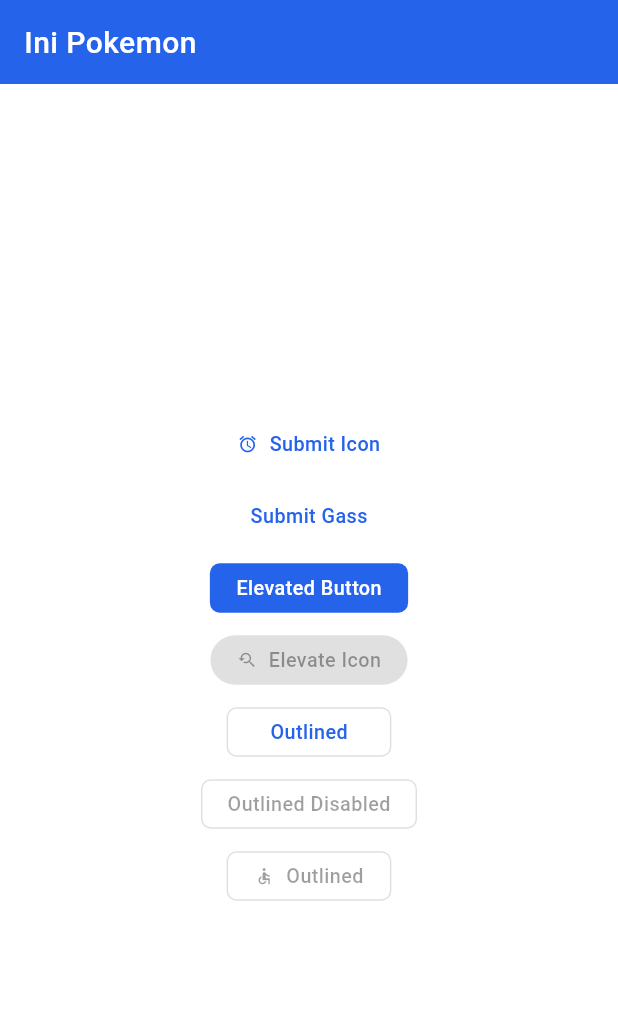
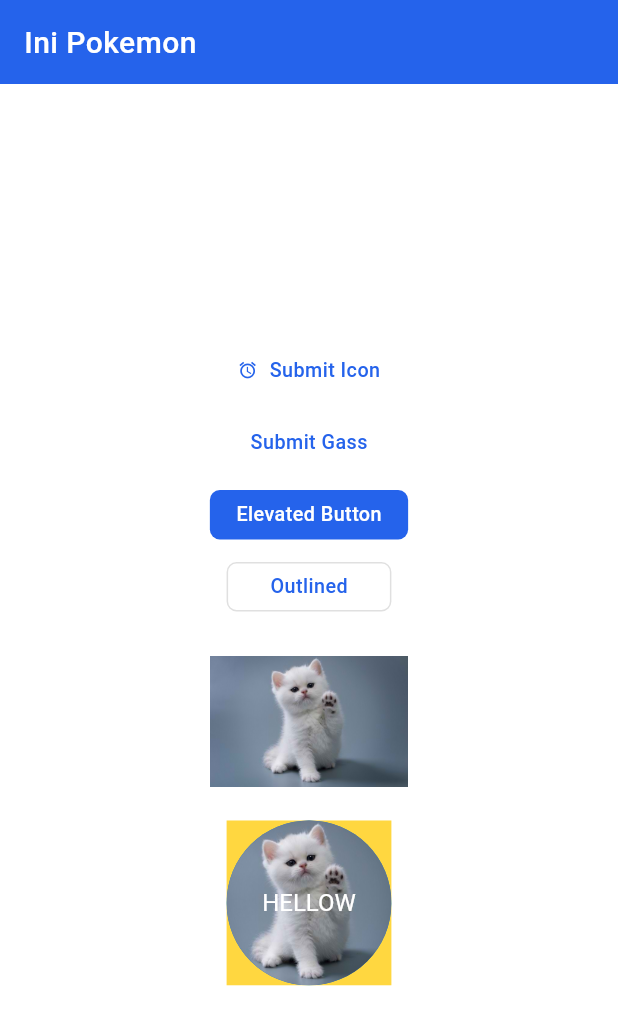
Before and after one commit to rogersovich/flutter_pokemon_pokedex, a Flutter app: the screen it shows after launch, on a phone screen of 412 x 824 dp. Shown: the top 1025 px of the screen. Run offline on Flutter 3.47's test engine with Material 2 defaults, Android fonts, the phone set to English and light mode, and no system bars; our stand-ins replace hexcolor; Roboto replaces fonts that are missing (Roboto-Regular).

Commit message:
[UPDATE] Widget Image and avatar

```diff
--- a/lib/features/pokedex/screens/pokedex_body.dart
+++ b/lib/features/pokedex/screens/pokedex_body.dart
@@ -27,15 +27,10 @@ class _PokedexBodyState extends State<PokedexBody> {
           ),
           buildTextButton(context, 'Submit Gass', onPressed: () {}),
           buildElevatedButton(context, 'Elevated Button', onPressed: () {}),
-          buildElevatedButton(context, 'Elevate Icon',
-              icon: Icons.youtube_searched_for,
-              rounded: 12,
-              bgColor: Colors.red,
-              onPressed: null),
           buildOutlinedButton(context, 'Outlined', onPressed: () {}),
-          buildOutlinedButton(context, 'Outlined Disabled', onPressed: null),
-          buildOutlinedButton(context, 'Outlined',
-              icon: Icons.accessible_sharp, onPressed: null),
+          buildImages(context, 'assets/images/kucing.jpg',
+              width: 60, height: 60, rounded: 8),
+          buildAvatar(context, 'assets/images/kucing.jpg', title: 'HELLOW')
         ],
       ),
     );
--- a/lib/utils/widget_util.dart
+++ b/lib/utils/widget_util.dart
@@ -12,16 +12,42 @@ Text builTextNormal(BuildContext context, String text,
           fontSize: getProportionateScreenHeight(context, fontSize)));
 }
 
-Image buildImages(BuildContext context, String url,
-    {double width = 50, double height = 50}) {
+//* IMAGE
+Widget buildImages(BuildContext context, String url,
+    {double width = 50,
+    double height = 50,
+    BoxFit fit = BoxFit.contain,
+    double? rounded}) {
+  var widthImg = getProportionateScreenHeight(context, width);
+  var heightImg = getProportionateScreenHeight(context, height);
+
   return Image.asset(
     url,
-    width: getProportionateScreenWidth(context, width),
-    height: getProportionateScreenHeight(context, height),
+    width: widthImg,
+    height: heightImg,
+    fit: fit,
+    semanticLabel: "Foto Kucing",
   );
 }
 
-// DIVIDER
+//* AVATAR
+Widget buildAvatar(BuildContext context, String avatar,
+    {double width = 50, double height = 50, double? rounded, String? title}) {
+  var widthImg = getProportionateScreenHeight(context, width);
+  var heightImg = getProportionateScreenHeight(context, height);
+  return Container(
+    height: heightImg,
+    width: widthImg,
+    decoration: BoxDecoration(color: Colors.amberAccent),
+    child: CircleAvatar(
+      radius: 10,
+      backgroundImage: AssetImage(avatar),
+      child: title != null ? Text(title) : null,
+    ),
+  );
+}
+
+//* DIVIDER
 Divider buildDivider(
   BuildContext context, {
   Color? color,
@@ -39,7 +65,7 @@ Divider buildDivider(
   );
 }
 
-// VERTICAL SPACING
+//* VERTICAL SPACING
 SizedBox buildSpacing(BuildContext context, {double height = 4}) {
   return SizedBox(
     height: getProportionateScreenHeight(context, height),
@@ -55,7 +81,7 @@ Icon iconButtonCustom(BuildContext context, IconData icon, Color? color,
   );
 }
 
-// TEXT BUTTON
+//* TEXT BUTTON
 TextButton buildTextButton(BuildContext context, String text,
     {double rounded = 3,
     bool block = false,
@@ -106,7 +132,7 @@ TextButton buildTextButton(BuildContext context, String text,
   }
 }
 
-// EVELATED BUTTON
+//* EVELATED BUTTON
 ElevatedButton buildElevatedButton(BuildContext context, String text,
     {double rounded = 3,
     bool block = false,
@@ -165,7 +191,7 @@ ElevatedButton buildElevatedButton(BuildContext context, String text,
   }
 }
 
-// OUTLINED BUTTON
+//* OUTLINED BUTTON
 OutlinedButton buildOutlinedButton(BuildContext context, String text,
     {double rounded = 3,
     bool block = false,
--- a/pubspec.yaml
+++ b/pubspec.yaml
@@ -60,9 +60,9 @@ flutter:
   uses-material-design: true
 
   # To add assets to your application, add an assets section, like this:
-  # assets:
-  #   - images/a_dot_burr.jpeg
-  #   - images/a_dot_ham.jpeg
+  assets:
+    - assets/images/kucing.jpg
+    - assets/images/skizofrenia.jpg
 
   # An image asset can refer to one or more resolution-specific "variants", see
   # https://flutter.dev/assets-and-images/#resolution-aware
```
Also changed, not shown: assets/images/kucing.jpg (added), assets/images/skizofrenia.jpg (added).
